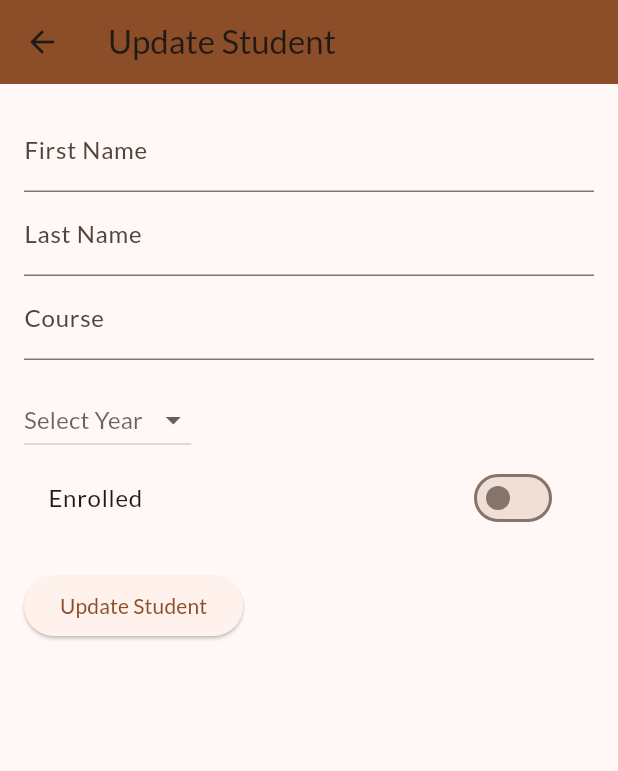
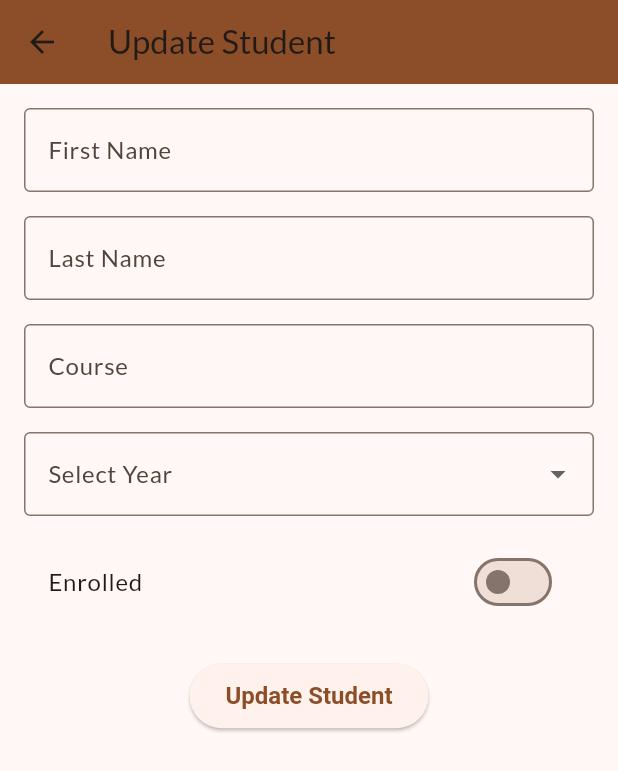
Before and after one commit to lancekian12/Flutter-CRUD, a Flutter app: the StudentDetailsScreen screen opened directly with empty values, after a tap on "Update", on a phone screen of 412 x 824 dp. Shown: the top 771 px of the screen. Run offline on Flutter 3.47's test engine with Material 3 defaults, Android fonts, the phone set to English and light mode, and no system bars; our stand-ins replace google_fonts; network calls fail.

Commit message:
created update screen and fix design

```diff
--- a/lib/screen/student_details_screen.dart
+++ b/lib/screen/student_details_screen.dart
@@ -3,15 +3,17 @@ import 'package:crud_activity/model/student_model.dart';
 import 'package:crud_activity/services/fetch_data.dart';
 import 'package:crud_activity/screen/update_student_screen.dart';
 
-// Add a callback parameter to the StudentDetailsScreen
 class StudentDetailsScreen extends StatefulWidget {
-  const StudentDetailsScreen(
-      {required this.student,
-      required this.onStudentDeleted, // Add this parameter
-      super.key});
+  const StudentDetailsScreen({
+    required this.student,
+    required this.onStudentDeleted,
+    required this.onStudentUpdated,
+    super.key,
+  });
 
   final StudentModel student;
-  final VoidCallback onStudentDeleted; // Add this callback
+  final VoidCallback onStudentDeleted;
+  final VoidCallback onStudentUpdated;
 
   @override
   State<StudentDetailsScreen> createState() {
@@ -28,7 +30,38 @@ class _StudentDetailsScreenState extends State<StudentDetailsScreen> {
     _student = widget.student;
   }
 
-  void _deleteStudent() async {
+  Future<void> _confirmDeleteStudent() async {
+    final shouldDelete = await showDialog<bool>(
+      context: context,
+      barrierDismissible: false,
+      builder: (BuildContext context) {
+        return AlertDialog(
+          title: const Text('Confirm Deletion'),
+          content: const Text('Are you sure you want to delete this student?'),
+          actions: [
+            TextButton(
+              onPressed: () {
+                Navigator.of(context).pop(false);
+              },
+              child: const Text('Cancel'),
+            ),
+            TextButton(
+              onPressed: () {
+                Navigator.of(context).pop(true);
+              },
+              child: const Text('Delete'),
+            ),
+          ],
+        );
+      },
+    );
+
+    if (shouldDelete == true) {
+      _deleteStudent();
+    }
+  }
+
+  Future<void> _deleteStudent() async {
     try {
       await deleteStudent(_student.id);
       widget.onStudentDeleted(); // Notify the parent screen
@@ -47,6 +80,7 @@ class _StudentDetailsScreenState extends State<StudentDetailsScreen> {
             setState(() {
               _student = updatedStudent;
             });
+            widget.onStudentUpdated(); // Notify parent screen of update
           },
         ),
       ),
@@ -77,16 +111,23 @@ class _StudentDetailsScreenState extends State<StudentDetailsScreen> {
             const SizedBox(height: 8.0),
             Text(
               'Course: ${_student.course}',
-              style: Theme.of(context).textTheme.bodyMedium,
+              style: Theme.of(context)
+                  .textTheme
+                  .bodyMedium!
+                  .copyWith(fontSize: 24),
             ),
             Text(
               'Year: ${_student.year}',
-              style: Theme.of(context).textTheme.bodyMedium,
+              style: Theme.of(context)
+                  .textTheme
+                  .bodyMedium!
+                  .copyWith(fontSize: 24),
             ),
             Text(
               'Enrolled: ${_student.enrolled ? "Yes" : "No"}',
               style: Theme.of(context).textTheme.bodySmall?.copyWith(
                     color: _student.enrolled ? Colors.green : Colors.red,
+                    fontSize: 24,
                   ),
             ),
             const SizedBox(height: 16.0),
@@ -98,12 +139,14 @@ class _StudentDetailsScreenState extends State<StudentDetailsScreen> {
                   child: const Text('Update'),
                 ),
                 ElevatedButton(
-                  onPressed: _deleteStudent,
+                  onPressed: _confirmDeleteStudent,
                   style: ElevatedButton.styleFrom(
-                    backgroundColor:
-                        Colors.red, // Set the background color to red
+                    backgroundColor: Colors.red,
                   ),
-                  child: const Text('Delete'),
+                  child: const Text(
+                    'Delete',
+                    style: TextStyle(color: Colors.white),
+                  ),
                 ),
               ],
             ),
--- a/lib/screen/update_student_screen.dart
+++ b/lib/screen/update_student_screen.dart
@@ -3,8 +3,12 @@ import 'package:crud_activity/model/student_model.dart';
 import 'package:crud_activity/services/fetch_data.dart';
 
 class UpdateStudentScreen extends StatefulWidget {
-  const UpdateStudentScreen(
-      {required this.student, required this.onUpdate, super.key});
+  const UpdateStudentScreen({
+    required this.student,
+    required this.onUpdate,
+    super.key,
+  });
+
   final StudentModel student;
   final Function(StudentModel) onUpdate;
 
@@ -18,8 +22,15 @@ class _UpdateStudentScreenState extends State<UpdateStudentScreen> {
   final _firstNameController = TextEditingController();
   final _lastNameController = TextEditingController();
   final _courseController = TextEditingController();
-  String _selectedYear = 'First Year';
+  String? _selectedYear;
   bool _isEnrolled = false;
+
+  final List<String> _years = [
+    'First Year',
+    'Second Year',
+    'Third Year',
+    'Fourth Year',
+  ];
 
   @override
   void initState() {
@@ -63,13 +74,13 @@ class _UpdateStudentScreenState extends State<UpdateStudentScreen> {
       firstName: _firstNameController.text,
       lastName: _lastNameController.text,
       course: _courseController.text,
-      year: _selectedYear,
+      year: _selectedYear ?? 'First Year', // Fallback to 'First Year' if null
       enrolled: _isEnrolled,
     );
 
     try {
       await updateStudent(updatedStudent.id, updatedStudent);
-      widget.onUpdate(updatedStudent);
+      widget.onUpdate(updatedStudent); // Trigger callback
       Navigator.of(context).pop();
     } catch (e) {
       _showDialog('Failed to update student');
@@ -78,9 +89,11 @@ class _UpdateStudentScreenState extends State<UpdateStudentScreen> {
 
   @override
   Widget build(BuildContext context) {
+    final theme = Theme.of(context);
+
     return Scaffold(
       appBar: AppBar(
-        backgroundColor: Theme.of(context).colorScheme.primary,
+        backgroundColor: theme.colorScheme.primary,
         title: const Text('Update Student'),
       ),
       body: Padding(
@@ -90,39 +103,47 @@ class _UpdateStudentScreenState extends State<UpdateStudentScreen> {
           children: [
             TextField(
               controller: _firstNameController,
-              decoration: const InputDecoration(labelText: 'First Name'),
+              decoration: InputDecoration(
+                labelText: 'First Name',
+                border: OutlineInputBorder(),
+              ),
             ),
+            const SizedBox(height: 16.0),
             TextField(
               controller: _lastNameController,
-              decoration: const InputDecoration(labelText: 'Last Name'),
+              decoration: InputDecoration(
+                labelText: 'Last Name',
+                border: OutlineInputBorder(),
+              ),
             ),
+            const SizedBox(height: 16.0),
             TextField(
               controller: _courseController,
-              decoration: const InputDecoration(labelText: 'Course'),
+              decoration: InputDecoration(
+                labelText: 'Course',
+                border: OutlineInputBorder(),
+              ),
             ),
             const SizedBox(height: 16.0),
-            DropdownButton<String>(
-              value: _selectedYear,
+            DropdownButtonFormField<String>(
+              value: _years.contains(_selectedYear) ? _selectedYear : null,
               onChanged: (value) {
-                if (value != null) {
-                  setState(() {
-                    _selectedYear = value;
-                  });
-                }
+                setState(() {
+                  _selectedYear = value;
+                });
               },
-              items: <String>[
-                'First Year',
-                'Second Year',
-                'Third Year',
-                'Fourth Year',
-              ].map<DropdownMenuItem<String>>((String value) {
+              items: _years.map<DropdownMenuItem<String>>((String year) {
                 return DropdownMenuItem<String>(
-                  value: value,
-                  child: Text(value),
+                  value: year,
+                  child: Text(year),
                 );
               }).toList(),
-              hint: const Text('Select Year'),
+              decoration: InputDecoration(
+                labelText: 'Select Year',
+                border: OutlineInputBorder(),
+              ),
             ),
+            const SizedBox(height: 16.0),
             SwitchListTile(
               title: const Text('Enrolled'),
               value: _isEnrolled,
@@ -132,10 +153,20 @@ class _UpdateStudentScreenState extends State<UpdateStudentScreen> {
                 });
               },
             ),
-            const SizedBox(height: 20.0),
-            ElevatedButton(
-              onPressed: _submitUpdate,
-              child: const Text('Update Student'),
+            const SizedBox(height: 24.0),
+            Center(
+              child: ElevatedButton(
+                onPressed: _submitUpdate,
+                style: ElevatedButton.styleFrom(
+                  padding: const EdgeInsets.symmetric(
+                      horizontal: 24.0, vertical: 12.0),
+                  textStyle: const TextStyle(
+                    fontSize: 16,
+                    fontWeight: FontWeight.bold,
+                  ),
+                ),
+                child: const Text('Update Student'),
+              ),
             ),
           ],
         ),
```
Also changed, not shown: lib/screen/student_screen.dart (+14 -9 lines).
